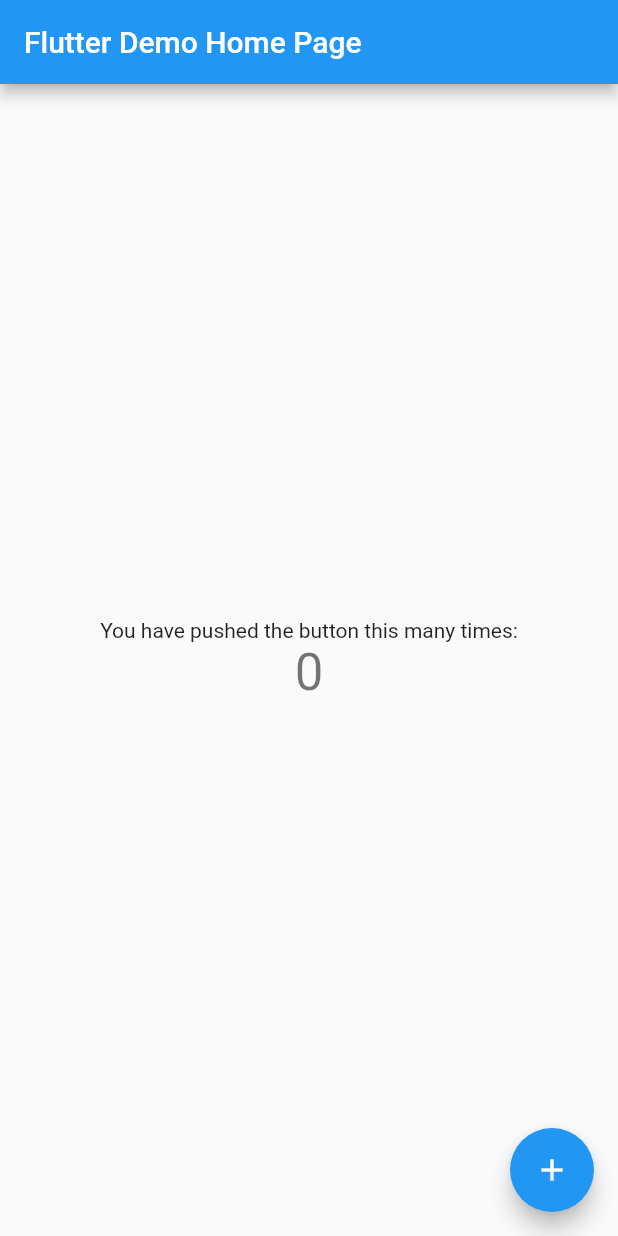
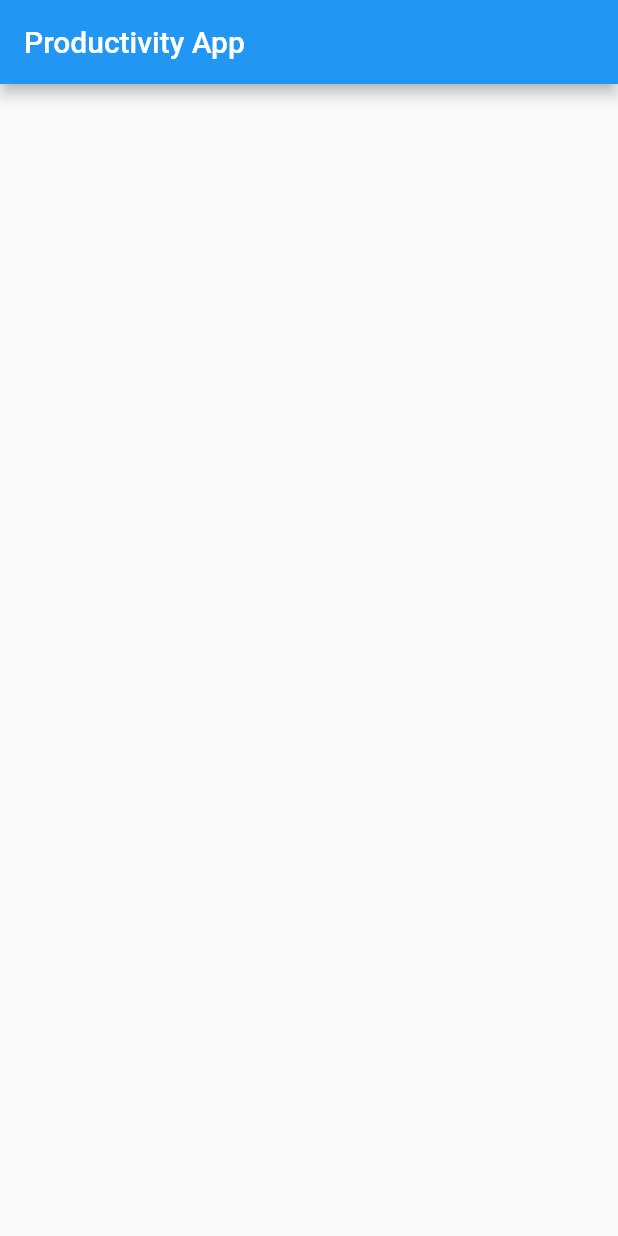
Before and after one commit to olliebs1/ProductivityApp, a Flutter app: the screen it shows after launch, on a phone screen of 412 x 824 dp. Run offline on Flutter 3.47's test engine with Material 2 defaults, Android fonts, the phone set to English and light mode, and no system bars.

Commit message:
installed necessary files and removed any un-needed code

```diff
--- a/productivityapp/lib/main.dart
+++ b/productivityapp/lib/main.dart
@@ -3,39 +3,20 @@
 void main() => runApp(MyApp());
 
 class MyApp extends StatelessWidget {
-  // This widget is the root of your application.
   @override
   Widget build(BuildContext context) {
     return MaterialApp(
-      title: 'Flutter Demo',
+      title: 'Productivity App',
       theme: ThemeData(
-        // This is the theme of your application.
-        //
-        // Try running your application with "flutter run". You'll see the
-        // application has a blue toolbar. Then, without quitting the app, try
-        // changing the primarySwatch below to Colors.green and then invoke
-        // "hot reload" (press "r" in the console where you ran "flutter run",
-        // or simply save your changes to "hot reload" in a Flutter IDE).
-        // Notice that the counter didn't reset back to zero; the application
-        // is not restarted.
         primarySwatch: Colors.blue,
       ),
-      home: MyHomePage(title: 'Flutter Demo Home Page'),
+      home: MyHomePage(title: 'Productivity App'),
     );
   }
 }
 
 class MyHomePage extends StatefulWidget {
   MyHomePage({Key key, this.title}) : super(key: key);
-
-  // This widget is the home page of your application. It is stateful, meaning
-  // that it has a State object (defined below) that contains fields that affect
-  // how it looks.
-
-  // This class is the configuration for the state. It holds the values (in this
-  // case the title) provided by the parent (in this case the App widget) and
-  // used by the build method of the State. Fields in a Widget subclass are
-  // always marked "final".
 
   final String title;
 
@@ -44,68 +25,13 @@
 }
 
 class _MyHomePageState extends State<MyHomePage> {
-  int _counter = 0;
-
-  void _incrementCounter() {
-    setState(() {
-      // This call to setState tells the Flutter framework that something has
-      // changed in this State, which causes it to rerun the build method below
-      // so that the display can reflect the updated values. If we changed
-      // _counter without calling setState(), then the build method would not be
-      // called again, and so nothing would appear to happen.
-      _counter++;
-    });
-  }
-
   @override
   Widget build(BuildContext context) {
-    // This method is rerun every time setState is called, for instance as done
-    // by the _incrementCounter method above.
-    //
-    // The Flutter framework has been optimized to make rerunning build methods
-    // fast, so that you can just rebuild anything that needs updating rather
-    // than having to individually change instances of widgets.
     return Scaffold(
       appBar: AppBar(
-        // Here we take the value from the MyHomePage object that was created by
-        // the App.build method, and use it to set our appbar title.
         title: Text(widget.title),
       ),
-      body: Center(
-        // Center is a layout widget. It takes a single child and positions it
-        // in the middle of the parent.
-        child: Column(
-          // Column is also a layout widget. It takes a list of children and
-          // arranges them vertically. By default, it sizes itself to fit its
-          // children horizontally, and tries to be as tall as its parent.
-          //
-          // Invoke "debug painting" (press "p" in the console, choose the
-          // "Toggle Debug Paint" action from the Flutter Inspector in Android
-          // Studio, or the "Toggle Debug Paint" command in Visual Studio Code)
-          // to see the wireframe for each widget.
-          //
-          // Column has various properties to control how it sizes itself and
-          // how it positions its children. Here we use mainAxisAlignment to
-          // center the children vertically; the main axis here is the vertical
-          // axis because Columns are vertical (the cross axis would be
-          // horizontal).
-          mainAxisAlignment: MainAxisAlignment.center,
-          children: <Widget>[
-            Text(
-              'You have pushed the button this many times:',
-            ),
-            Text(
-              '$_counter',
-              style: Theme.of(context).textTheme.display1,
-            ),
-          ],
-        ),
-      ),
-      floatingActionButton: FloatingActionButton(
-        onPressed: _incrementCounter,
-        tooltip: 'Increment',
-        child: Icon(Icons.add),
-      ), // This trailing comma makes auto-formatting nicer for build methods.
+      body: Center(),
     );
   }
 }
```
